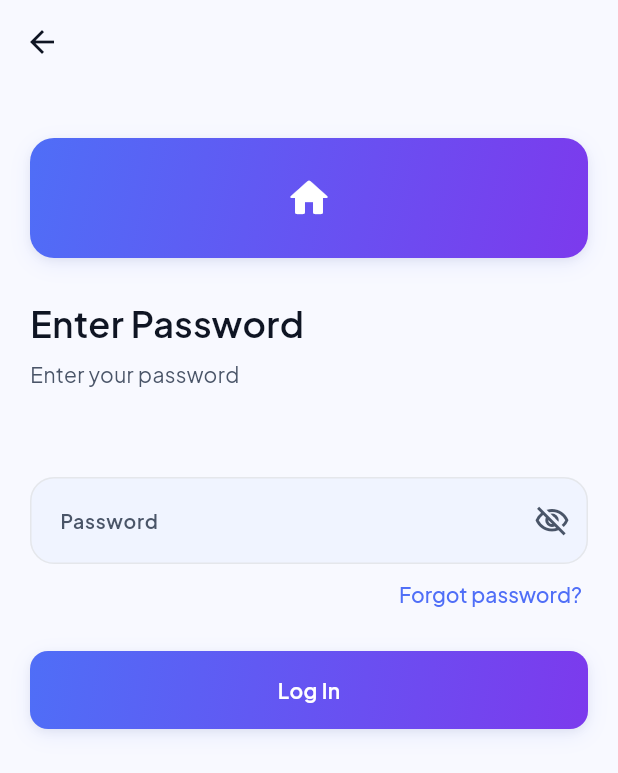
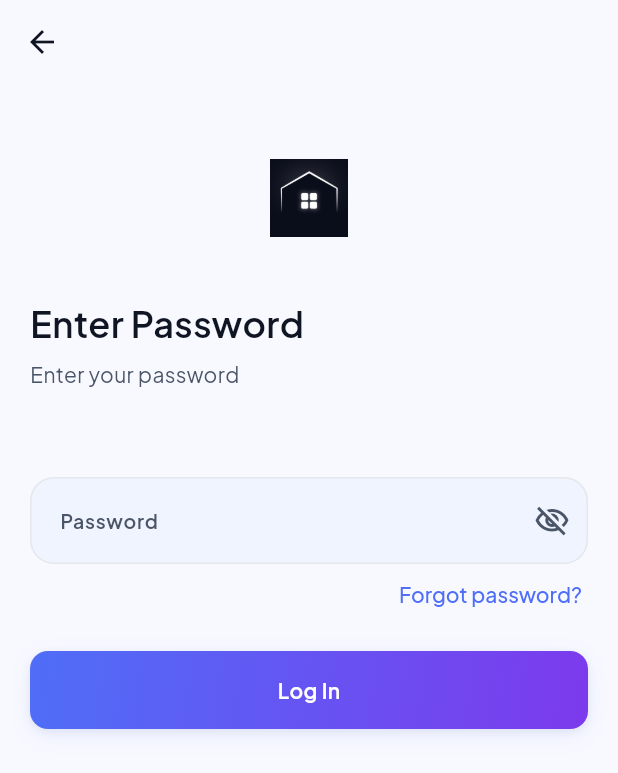
Before and after one commit to mdzayedoyshik/Nirbhor-App, a Flutter app: the LoginPage screen opened directly with empty values, on a phone screen of 412 x 824 dp. Shown: the top 773 px of the screen. Run offline on Flutter 3.47's test engine with Material 3 defaults, Android fonts, the phone set to English and light mode, and no system bars; our stand-ins replace cached_network_image, equatable, firebase_analytics, firebase_core, firebase_crashlytics, firebase_messaging and 14 more; missing offline and left inert: mobile_scanner; accounts and stored records are empty; network calls fail.

Commit message:
feat: update app icon and improve routing logic in auth pages

```diff
--- a/lib/features/auth/presentation/pages/login_page.dart
+++ b/lib/features/auth/presentation/pages/login_page.dart
@@ -75,15 +75,15 @@ class _LoginPageState extends State<LoginPage> {
                       width: 80,
                       height: 80,
                       decoration: BoxDecoration(
-                        gradient: AppColors.brandGradient,
-                        borderRadius:
-                            BorderRadius.circular(AppSizing.radiusLg),
-                        boxShadow: AppColors.shadowMd,
+                        borderRadius: BorderRadius.circular(AppSizing.radiusLg),
+                        // boxShadow: AppColors.shadowMd,
                       ),
-                      child: const Icon(
-                        Icons.home_rounded,
-                        color: AppColors.white,
-                        size: AppSizing.iconLg,
+                      child: Padding(
+                        padding: const EdgeInsets.all(14),
+                        child: Image.asset(
+                          'assets/images/icon.png',
+                          fit: BoxFit.contain,
+                        ),
                       ),
                     ),
                     const SizedBox(height: AppSizing.lg),
--- a/pubspec.yaml
+++ b/pubspec.yaml
@@ -1,7 +1,7 @@
 name: nirbhor
 description: "A new Flutter project."
 publish_to: 'none'
-version: 1.0.7+12
+version: 1.0.7+13
 
 environment:
   sdk: ^3.10.0
```
Also changed, not shown: lib/core/router/app_router.dart (+24 -3 lines), lib/features/auth/presentation/pages/email_page.dart (+7 -6 lines), lib/features/auth/presentation/pages/otp_page.dart (+8 -7 lines), lib/features/auth/presentation/pages/splash_page.dart (+8 -8 lines), lib/features/meal/presentation/pages/meal_page.dart (+10 -10 lines), lib/features/wallet/presentation/bloc/wallet/wallet_bloc.dart (+14 -4 lines), assets/images/icon.png, 2 other files.
